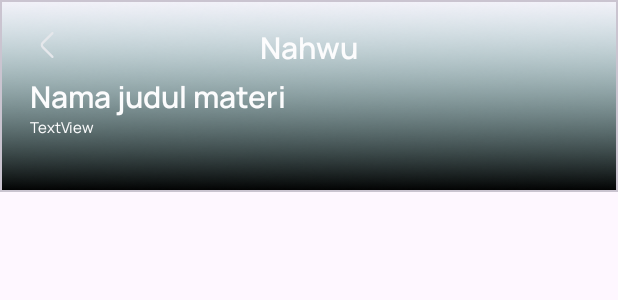
After one commit to Keep-IN/Nasho, an Android app: the layout activity_materi_video.xml on its own in the app's theme, with its tools: preview values and no code run, on a phone screen of 412 x 824 dp. The commit adds this screen. Shown: the top 300 px of the screen. Run offline under Robolectric (Android 15) with nearby library versions, the phone set to English and light mode, and no system bars.

Commit message:
Update Materi Video

```diff
--- a/app/src/main/java/com/nasho/features/login/Login.kt
+++ b/app/src/main/java/com/nasho/features/login/Login.kt
@@ -9,6 +9,7 @@ import androidx.core.view.WindowInsetsCompat
 import androidx.core.widget.doOnTextChanged
 import com.nasho.R
 import com.nasho.databinding.ActivityLoginBinding
+import com.nasho.features.Materi.MateriVideo
 import com.nasho.features.signup.SignUp
 
 class Login : AppCompatActivity() {
@@ -50,7 +51,7 @@ class Login : AppCompatActivity() {
             }
 
             tvDaftar.setOnClickListener {
-                startActivity(Intent(this@Login, SignUp::class.java))
+                startActivity(Intent(this@Login, MateriVideo::class.java))
             }
         }
     }
--- /dev/null
+++ b/app/src/main/res/drawable/ic_back_arrow.xml
@@ -0,0 +1,9 @@
+<vector xmlns:android="http://schemas.android.com/apk/res/android"
+    android:width="24dp"
+    android:height="24dp"
+    android:viewportWidth="24"
+    android:viewportHeight="24">
+  <path
+      android:pathData="M15,20.67C14.81,20.67 14.62,20.6 14.47,20.45L7.95,13.93C6.89,12.87 6.89,11.13 7.95,10.07L14.47,3.55C14.76,3.26 15.24,3.26 15.53,3.55C15.82,3.84 15.82,4.32 15.53,4.61L9.01,11.13C8.53,11.61 8.53,12.39 9.01,12.87L15.53,19.39C15.82,19.68 15.82,20.16 15.53,20.45C15.38,20.59 15.19,20.67 15,20.67Z"
+      android:fillColor="#E5E7EB"/>
+</vector>
--- /dev/null
+++ b/app/src/main/res/layout/activity_materi_video.xml
@@ -0,0 +1,100 @@
+<?xml version="1.0" encoding="utf-8"?>
+<androidx.constraintlayout.widget.ConstraintLayout xmlns:android="http://schemas.android.com/apk/res/android"
+    xmlns:app="http://schemas.android.com/apk/res-auto"
+    xmlns:tools="http://schemas.android.com/tools"
+    android:id="@+id/main"
+    android:layout_width="match_parent"
+    android:layout_height="match_parent"
+    tools:context=".features.Materi.MateriVideo">
+
+    <ScrollView
+        android:layout_width="0dp"
+        android:layout_height="match_parent"
+        app:layout_constraintBottom_toBottomOf="parent"
+        app:layout_constraintEnd_toEndOf="parent"
+        app:layout_constraintStart_toStartOf="parent"
+        app:layout_constraintTop_toTopOf="parent">
+
+        <androidx.constraintlayout.widget.ConstraintLayout
+            android:layout_width="match_parent"
+            android:layout_height="wrap_content">
+
+            <com.google.android.material.card.MaterialCardView
+                android:id="@+id/materialCardView"
+                android:layout_width="0dp"
+                android:layout_height="wrap_content"
+                app:cardCornerRadius="0dp"
+                app:cardElevation="0dp"
+                app:layout_constraintEnd_toEndOf="parent"
+                app:layout_constraintStart_toStartOf="parent"
+                app:layout_constraintTop_toTopOf="parent">
+
+                <androidx.constraintlayout.widget.ConstraintLayout
+                    android:layout_width="match_parent"
+                    android:layout_height="match_parent"
+                    android:background="@drawable/ic_header"
+                    android:scaleType="fitXY">
+
+                    <ImageView
+                        android:id="@+id/ivBackVideo"
+                        android:layout_width="wrap_content"
+                        android:layout_height="wrap_content"
+                        android:layout_marginStart="20dp"
+                        android:layout_marginTop="18dp"
+                        app:layout_constraintStart_toStartOf="parent"
+                        app:layout_constraintTop_toTopOf="parent"
+                        android:src="@drawable/ic_back_arrow" />
+
+                    <TextView
+                        android:id="@+id/textView9"
+                        android:layout_width="wrap_content"
+                        android:layout_height="wrap_content"
+                        android:fontFamily="@font/manrope_semibold"
+                        android:text="Nahwu"
+                        android:textColor="#FCFCFD"
+                        android:textSize="20dp"
+                        app:layout_constraintEnd_toEndOf="parent"
+                        app:layout_constraintStart_toStartOf="parent"
+                        app:layout_constraintTop_toTopOf="@+id/ivBackVideo" />
+
+                    <TextView
+                        android:id="@+id/textView16"
+                        android:layout_width="wrap_content"
+                        android:layout_height="wrap_content"
+                        android:layout_marginTop="5dp"
+                        android:fontFamily="@font/manrope_semibold"
+                        android:text="Nama judul materi"
+                        android:textColor="#FCFCFD"
+                        android:textSize="20dp"
+                        app:layout_constraintStart_toStartOf="@+id/ivBackVideo"
+                        app:layout_constraintTop_toBottomOf="@+id/textView9" />
+
+                    <TextView
+                        android:id="@+id/textView17"
+                        android:layout_width="wrap_content"
+                        android:layout_height="wrap_content"
+                        android:layout_marginBottom="36dp"
+                        android:fontFamily="@font/manrope"
+                        android:text="TextView"
+                        android:textColor="#FCFCFD"
+                        android:textSize="10dp"
+                        app:layout_constraintBottom_toBottomOf="parent"
+                        app:layout_constraintStart_toStartOf="@+id/textView16"
+                        app:layout_constraintTop_toBottomOf="@+id/textView16" />
+
+                </androidx.constraintlayout.widget.ConstraintLayout>
+            </com.google.android.material.card.MaterialCardView>
+
+            <FrameLayout
+                android:id="@+id/playerFragmentContainer"
+                android:layout_width="0dp"
+                android:layout_height="188dp"
+                android:layout_marginStart="24dp"
+                android:layout_marginTop="24dp"
+                android:layout_marginEnd="24dp"
+                app:layout_constraintEnd_toEndOf="@+id/materialCardView"
+                app:layout_constraintStart_toStartOf="@+id/materialCardView"
+                app:layout_constraintTop_toBottomOf="@+id/materialCardView" />
+        </androidx.constraintlayout.widget.ConstraintLayout>
+    </ScrollView>
+</androidx.constraintlayout.widget.ConstraintLayout>
--- a/app/src/main/res/values/strings.xml
+++ b/app/src/main/res/values/strings.xml
@@ -1,3 +1,5 @@
 <resources>
     <string name="app_name">Nasho</string>
+    <string name="play_pause">Play/Pause</string>
+    <string name="mute_unmute">Mute/Unmute</string>
 </resources>
--- a/shared_dependencies.gradle
+++ b/shared_dependencies.gradle
@@ -71,4 +71,9 @@ dependencies {
     //Navigation
     implementation libs.androidx.navigation.fragment.ktx
     implementation libs.androidx.navigation.ui.ktx
+
+    //ExoPlayer
+    implementation ("androidx.media3:media3-exoplayer:1.3.1")
+    implementation ("androidx.media3:media3-exoplayer-dash:1.3.1")
+    implementation ("androidx.media3:media3-ui:1.3.1")
 }
```
Also changed, not shown: app/src/main/AndroidManifest.xml (+7 -0 lines), app/src/main/java/com/nasho/features/Materi/MateriVideo.kt (added, +39 -0 lines), app/src/main/java/com/nasho/features/Materi/PlayerFragment.kt (added, +131 -0 lines), app/src/main/res/drawable/ic_exit_fullscreen.xml (added, +18 -0 lines), app/src/main/res/drawable/ic_fullscreen.xml (added, +13 -0 lines), app/src/main/res/drawable/ic_mute.xml (added, +15 -0 lines), app/src/main/res/drawable/ic_pause.xml (added, +16 -0 lines), app/src/main/res/drawable/ic_play.xml (added, +9 -0 lines), app/src/main/res/drawable/ic_unmute.xml (added, +16 -0 lines), app/src/main/res/layout/custom_controller.xml (added, +44 -0 lines), app/src/main/res/layout/fragment_player.xml (added, +60 -0 lines), app/src/main/res/layout/player_view.xml (added, +19 -0 lines), app/src/main/res/drawable/ic_header.png (added).
